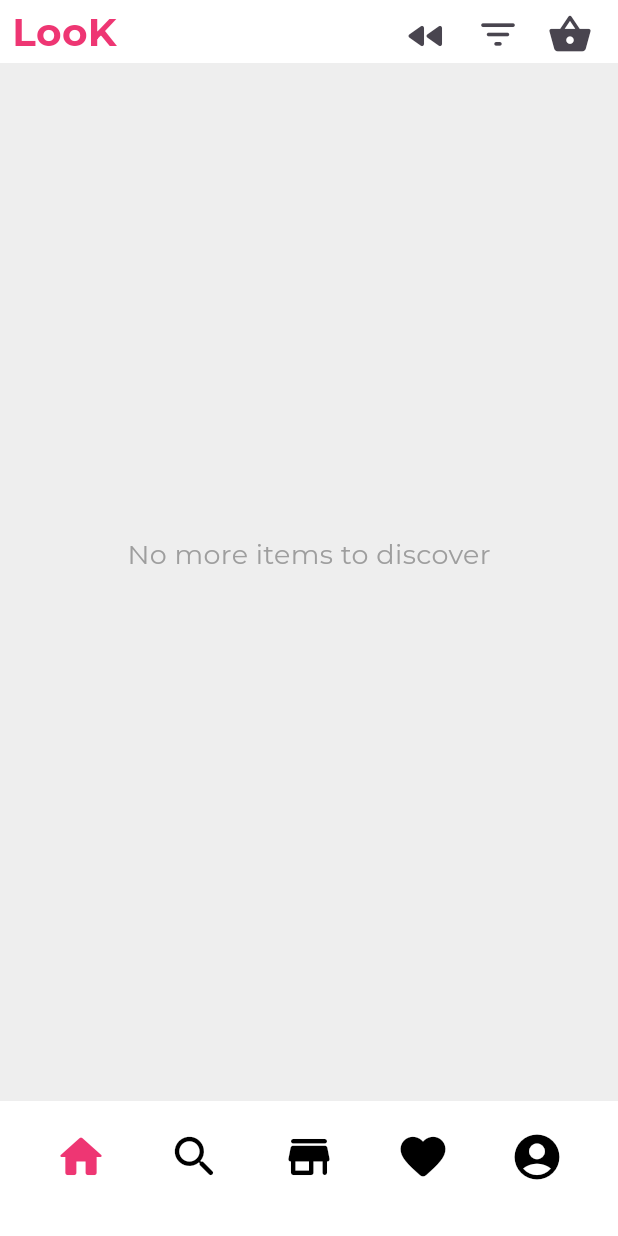
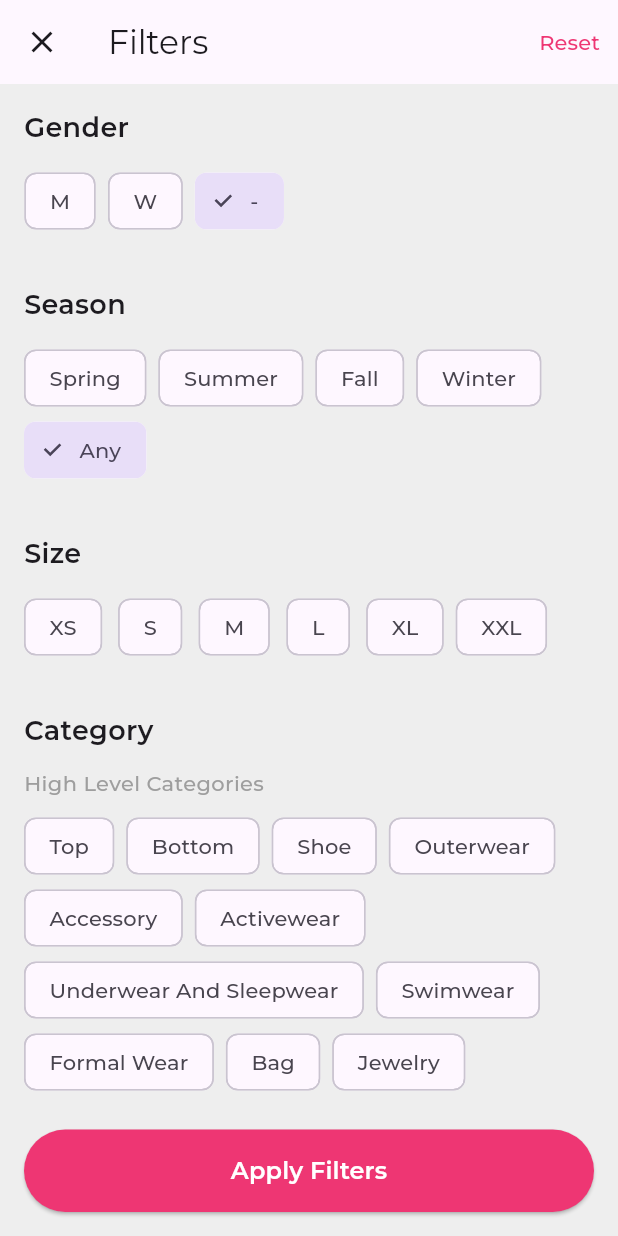
Before and after one commit to ambotwist/LooK, a Flutter app: the screen it shows once a user with an empty profile is signed in, after a tap on the "filter list" icon, on a phone screen of 412 x 824 dp. Run offline on Flutter 3.47's test engine with Material 3 defaults, Android fonts, the light colour scheme and no system bars; our stand-ins replace flutter_riverpod, google_sign_in, supabase_flutter; accounts and stored records are empty.

Commit message:
added filter page.

```diff
--- /dev/null
+++ b/lib/main/pages/discover/filter_page.dart
@@ -0,0 +1,395 @@
+import 'package:flutter/material.dart';
+import 'package:flutter_riverpod/flutter_riverpod.dart';
+import 'package:lookapp/enums/item_enums.dart';
+
+extension StringExtension on String {
+  String capitalize() {
+    return "${this[0].toUpperCase()}${substring(1)}";
+  }
+}
+
+class FilterPage extends ConsumerStatefulWidget {
+  const FilterPage({super.key});
+
+  @override
+  ConsumerState<FilterPage> createState() => _FilterPageState();
+}
+
+class _FilterPageState extends ConsumerState<FilterPage> {
+  // Filter state
+  Gender selectedGender = Gender.unisex; // Default to '-'
+  Season selectedSeason = Season.any; // Default to 'Any'
+  Size? selectedSize;
+  List<HighLevelCategory> selectedHighCategories = [];
+  List<SpecificCategory> selectedSpecificCategories = [];
+  List<String> selectedColors = [];
+  RangeValues priceRange = const RangeValues(0, 1000);
+  List<String> selectedStyles = [];
+
+  @override
+  Widget build(BuildContext context) {
+    final theme = Theme.of(context);
+
+    return Scaffold(
+      appBar: AppBar(
+        title: const Text('Filters'),
+        leading: IconButton(
+          icon: const Icon(Icons.close),
+          onPressed: () => Navigator.pop(context),
+        ),
+        actions: [
+          TextButton(
+            onPressed: () {
+              setState(() {
+                selectedGender = Gender.unisex; // Reset to default '-'
+                selectedSeason = Season.any; // Reset to default 'Any'
+                selectedSize = null;
+                selectedHighCategories = [];
+                selectedSpecificCategories = [];
+                selectedColors = [];
+                priceRange = const RangeValues(0, 1000);
+                selectedStyles = [];
+              });
+            },
+            style: TextButton.styleFrom(
+              foregroundColor: theme.primaryColor,
+            ),
+            child: const Text('Reset'),
+          ),
+        ],
+      ),
+      body: ListView(
+        children: [
+          // Gender Section
+          _buildSection(
+            title: 'Gender',
+            child: Wrap(
+              spacing: 8,
+              children: Gender.values.map((gender) {
+                return FilterChip(
+                  label: Text(gender.displayName),
+                  selected: selectedGender == gender,
+                  onSelected: (selected) {
+                    setState(() {
+                      selectedGender = selected ? gender : Gender.unisex;
+                    });
+                  },
+                );
+              }).toList(),
+            ),
+          ),
+
+          // Season Section
+          _buildSection(
+            title: 'Season',
+            child: Wrap(
+              spacing: 8,
+              children: Season.values.map((season) {
+                return FilterChip(
+                  label: Text(season.name.capitalize()),
+                  selected: selectedSeason == season,
+                  onSelected: (selected) {
+                    setState(() {
+                      selectedSeason = selected ? season : Season.any;
+                    });
+                  },
+                );
+              }).toList(),
+            ),
+          ),
+
+          // Size Section
+          _buildSection(
+            title: 'Size',
+            child: Wrap(
+              spacing: 8,
+              children: Size.values.map((size) {
+                return FilterChip(
+                  label: Text(size.displayName),
+                  selected: selectedSize == size,
+                  onSelected: (selected) {
+                    setState(() {
+                      selectedSize = selected ? size : null;
+                    });
+                  },
+                );
+              }).toList(),
+            ),
+          ),
+
+          // Category Section
+          _buildSection(
+            title: 'Category',
+            child: Column(
+              crossAxisAlignment: CrossAxisAlignment.start,
+              children: [
+                const Text(
+                  'High Level Categories',
+                  style: TextStyle(
+                    fontSize: 14,
+                    fontWeight: FontWeight.w500,
+                    color: Colors.grey,
+                  ),
+                ),
+                const SizedBox(height: 8),
+                // High Category
+                Wrap(
+                  spacing: 8,
+                  children: HighLevelCategory.values.map((category) {
+                    return FilterChip(
+                      label: Text(category.displayName),
+                      selected: selectedHighCategories.contains(category),
+                      onSelected: (selected) {
+                        setState(() {
+                          if (selected) {
+                            selectedHighCategories.add(category);
+                          } else {
+                            selectedHighCategories.remove(category);
+                            // Remove associated specific categories
+                            selectedSpecificCategories.removeWhere((specific) =>
+                                _getCategoryMapping(specific) == category);
+                          }
+                        });
+                      },
+                    );
+                  }).toList(),
+                ),
+                if (selectedHighCategories.isNotEmpty) ...[
+                  const Padding(
+                    padding: EdgeInsets.symmetric(vertical: 8.0),
+                    child: Divider(),
+                  ),
+                  const Text(
+                    'Specific Categories',
+                    style: TextStyle(
+                      fontSize: 14,
+                      fontWeight: FontWeight.w500,
+                      color: Colors.grey,
+                    ),
+                  ),
+                  const SizedBox(height: 8),
+                  // Specific Category
+                  Wrap(
+                    spacing: 8,
+                    children: SpecificCategory.values
+                        .where((category) => selectedHighCategories
+                            .contains(_getCategoryMapping(category)))
+                        .map((category) {
+                      return FilterChip(
+                        label: Text(category.displayName),
+                        selected: selectedSpecificCategories.contains(category),
+                        onSelected: (selected) {
+                          setState(() {
+                            if (selected) {
+                              selectedSpecificCategories.add(category);
+                            } else {
+                              selectedSpecificCategories.remove(category);
+                            }
+                          });
+                        },
+                      );
+                    }).toList(),
+                  ),
+                ],
+              ],
+            ),
+          ),
+
+          // Colors Section
+          _buildSection(
+            title: 'Colors',
+            child: Wrap(
+              spacing: 8,
+              children: [
+                'Black',
+                'White',
+                'Red',
+                'Blue',
+                'Green',
+                'Yellow',
+                'Purple',
+                'Pink',
+                'Orange',
+                'Brown',
+                'Grey',
+                'Multi'
+              ].map((color) {
+                return FilterChip(
+                  label: Text(color),
+                  selected: selectedColors.contains(color),
+                  onSelected: (selected) {
+                    setState(() {
+                      if (selected) {
+                        selectedColors.add(color);
+                      } else {
+                        selectedColors.remove(color);
+                      }
+                    });
+                  },
+                );
+              }).toList(),
+            ),
+          ),
+
+          // Price Range Section
+          _buildSection(
+            title:
+                'Price Range (\$${priceRange.start.round()} - \$${priceRange.end.round()})',
+            child: RangeSlider(
+              values: priceRange,
+              min: 0,
+              max: 1000,
+              divisions: 20,
+              activeColor: theme.primaryColor,
+              inactiveColor: theme.primaryColor.withOpacity(0.2),
+              labels: RangeLabels(
+                '\$${priceRange.start.round()}',
+                '\$${priceRange.end.round()}',
+              ),
+              onChanged: (values) {
+                setState(() {
+                  priceRange = values;
+                });
+              },
+            ),
+          ),
+
+          // Styles Section
+          _buildSection(
+            title: 'Styles',
+            child: Wrap(
+              spacing: 8,
+              children: [
+                'Casual',
+                'Formal',
+                'Sporty',
+                'Vintage',
+                'Streetwear',
+                'Bohemian',
+                'Minimalist',
+                'Preppy',
+                'Punk',
+                'Business',
+                'Party',
+                'Beach'
+              ].map((style) {
+                return FilterChip(
+                  label: Text(style),
+                  selected: selectedStyles.contains(style),
+                  onSelected: (selected) {
+                    setState(() {
+                      if (selected) {
+                        selectedStyles.add(style);
+                      } else {
+                        selectedStyles.remove(style);
+                      }
+                    });
+                  },
+                );
+              }).toList(),
+            ),
+          ),
+        ],
+      ),
+      bottomNavigationBar: SafeArea(
+        child: Padding(
+          padding: const EdgeInsets.all(16.0),
+          child: ElevatedButton(
+            style: ElevatedButton.styleFrom(
+              backgroundColor: theme.primaryColor,
+              foregroundColor: Colors.white,
+              padding: const EdgeInsets.symmetric(vertical: 16),
+            ),
+            onPressed: () {
+              // TODO: Apply filters
+              Navigator.pop(context);
+            },
+            child: const Text(
+              'Apply Filters',
+              style: TextStyle(fontSize: 16, fontWeight: FontWeight.w600),
+            ),
+          ),
+        ),
+      ),
+    );
+  }
+
+  HighLevelCategory _getCategoryMapping(SpecificCategory category) {
+    switch (category) {
+      case SpecificCategory.tShirts:
+      case SpecificCategory.shirts:
+      case SpecificCategory.tankTops:
+      case SpecificCategory.sweaters:
+      case SpecificCategory.hoodies:
+      case SpecificCategory.blouses:
+      case SpecificCategory.poloShirts:
+        return HighLevelCategory.tops;
+      case SpecificCategory.pants:
+      case SpecificCategory.jeans:
+      case SpecificCategory.shorts:
+      case SpecificCategory.skirts:
+      case SpecificCategory.leggings:
+        return HighLevelCategory.bottoms;
+      case SpecificCategory.sneakers:
+      case SpecificCategory.boots:
+      case SpecificCategory.sandals:
+      case SpecificCategory.flats:
+      case SpecificCategory.heels:
+      case SpecificCategory.loafers:
+        return HighLevelCategory.shoes;
+      case SpecificCategory.jackets:
+      case SpecificCategory.coats:
+      case SpecificCategory.blazers:
+      case SpecificCategory.vests:
+        return HighLevelCategory.outerwear;
+      case SpecificCategory.scarves:
+      case SpecificCategory.belts:
+      case SpecificCategory.gloves:
+      case SpecificCategory.ties:
+      case SpecificCategory.sunglasses:
+      case SpecificCategory.watches:
+      case SpecificCategory.jewelry:
+        return HighLevelCategory.accessories;
+      case SpecificCategory.gymTops:
+      case SpecificCategory.gymBottoms:
+      case SpecificCategory.sportsBras:
+      case SpecificCategory.athleticShoes:
+        return HighLevelCategory.activewear;
+      case SpecificCategory.underwear:
+      case SpecificCategory.bras:
+      case SpecificCategory.pajamas:
+      case SpecificCategory.lingerie:
+      case SpecificCategory.socks:
+        return HighLevelCategory.underwearAndSleepwear;
+      case SpecificCategory.swimTrunks:
+      case SpecificCategory.bikinis:
+      case SpecificCategory.onePieceSwimsuits:
+      case SpecificCategory.rashGuards:
+        return HighLevelCategory.swimwear;
+      case SpecificCategory.suits:
+      case SpecificCategory.dresses:
+      case SpecificCategory.tuxedos:
+        return HighLevelCategory.formalWear;
+    }
+  }
+
+  Widget _buildSection({required String title, required Widget child}) {
+    return Padding(
+      padding: const EdgeInsets.all(16.0),
+      child: Column(
+        crossAxisAlignment: CrossAxisAlignment.start,
+        children: [
+          Text(
+            title,
+            style: const TextStyle(
+              fontSize: 18,
+              fontWeight: FontWeight.w600,
+            ),
+          ),
+          const SizedBox(height: 12),
+          child,
+        ],
+      ),
+    );
+  }
+}
--- a/lib/main/wrappers/home_wrapper.dart
+++ b/lib/main/wrappers/home_wrapper.dart
@@ -2,6 +2,7 @@ import 'package:flutter/material.dart';
 import 'package:flutter_riverpod/flutter_riverpod.dart';
 import 'package:lookapp/main/pages/account/account_page.dart';
 import 'package:lookapp/main/pages/discover/discover_page.dart';
+import 'package:lookapp/main/pages/discover/filter_page.dart';
 import 'package:lookapp/providers/discover_provider.dart';
 import 'package:lookapp/providers/interactions_provider.dart';
 import 'package:lookapp/providers/item_provider.dart';
@@ -171,7 +172,14 @@ class _HomeWrapperState extends ConsumerState<HomeWrapper>
                 Icons.filter_list_rounded,
                 size: 30,
               ),
-              onPressed: () {},
+              onPressed: () {
+                Navigator.push(
+                  context,
+                  MaterialPageRoute(
+                    builder: (context) => const FilterPage(),
+                  ),
+                );
+              },
             ),
           ],
           Padding(
```
